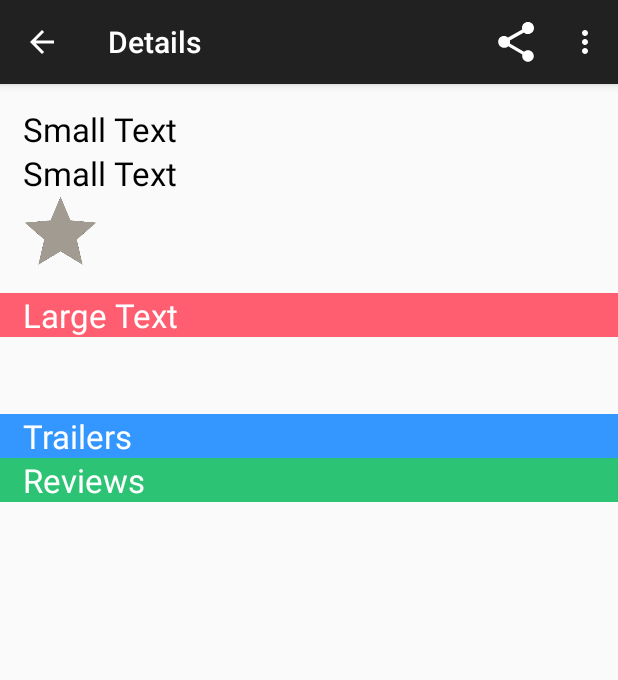
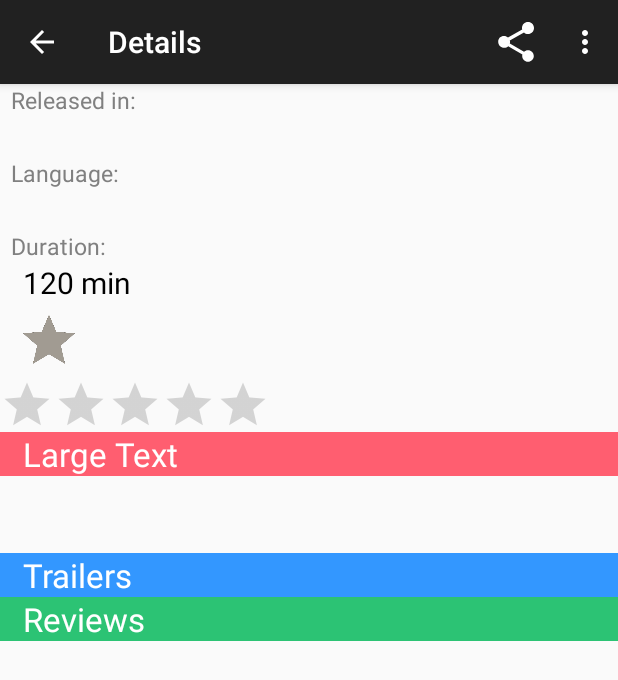
Before and after one commit to 7asna2/Movie_App, an Android app: the DetailFragment screen opened directly, with no data from a screen before it, on a phone screen of 412 x 824 dp. Shown: the top 680 px of the screen. Run offline under Robolectric (Android 15) with nearby library versions, the phone set to English and light mode, and no system bars; our stand-ins replace Picasso; pictures from the network do not load; 10 statements that could not run were skipped.

Commit message:
UI enhancements

```diff
--- a/app/src/main/res/layout/fragment_detail.xml
+++ b/app/src/main/res/layout/fragment_detail.xml
@@ -19,15 +19,24 @@
             android:orientation="vertical"
             android:layout_width="match_parent"
             android:layout_height="wrap_content"
-            android:padding="15dp"
             android:layout_weight="1"
             >
             <TextView
                 android:layout_width="match_parent"
                 android:layout_height="wrap_content"
-                android:textAppearance="?android:attr/textAppearanceLarge"
-                android:text="Small Text"
+                android:textSize="15dp"
                 android:layout_weight="1"
+                android:paddingLeft="7dp"
+                android:text="Released in:"
+                android:layout_gravity="center_vertical"
+                android:textAlignment="center"
+                android:textColor="@color/gray" />
+            <TextView
+                android:layout_width="match_parent"
+                android:layout_height="wrap_content"
+                android:textSize="20dp"
+                android:layout_weight="1"
+                android:paddingLeft="15dp"
                 android:id="@+id/date"
                 android:layout_gravity="center_vertical"
                 android:textAlignment="center"
@@ -35,20 +44,60 @@
             <TextView
                 android:layout_width="match_parent"
                 android:layout_height="wrap_content"
-                android:textAppearance="?android:attr/textAppearanceLarge"
-                android:text="Small Text"
+                android:textSize="15dp"
                 android:layout_weight="1"
+                android:paddingLeft="7dp"
+                android:text="Language:"
+                android:layout_gravity="center_vertical"
+                android:textAlignment="center"
+                android:textColor="@color/gray" />
+            <TextView
+                android:layout_width="match_parent"
+                android:layout_height="wrap_content"
+                android:layout_weight="1"
+                android:paddingLeft="15dp"
                 android:id="@+id/language"
+                android:textSize="20dp"
+                android:layout_gravity="center_vertical"
+                android:textAlignment="center"
+                android:textColor="@color/black" />
+            <TextView
+                android:layout_width="match_parent"
+                android:layout_height="wrap_content"
+                android:textSize="15dp"
+                android:layout_weight="1"
+                android:paddingLeft="7dp"
+                android:text="Duration:"
+                android:layout_gravity="center_vertical"
+                android:textAlignment="center"
+                android:textColor="@color/gray" />
+            <TextView
+                android:layout_width="match_parent"
+                android:layout_height="wrap_content"
+                android:paddingLeft="15dp"
+                android:textSize="20dp"
+                android:layout_weight="1"
+                android:text="120 min"
                 android:layout_gravity="center_vertical"
                 android:textAlignment="center"
                 android:textColor="@color/black" />
             <ImageButton
                 android:layout_width="50dp"
                 android:layout_height="50dp"
+                android:paddingLeft="15dp"
                 android:scaleType="fitCenter"
                 android:adjustViewBounds="true"
                 android:id="@+id/favorite"
                 android:background="@android:color/transparent" />
+            <RatingBar
+                android:id="@+id/rating"
+                android:layout_width="wrap_content"
+                android:layout_height="wrap_content"
+                android:numStars="5"
+                android:stepSize="0.1"
+                style="?android:attr/ratingBarStyleIndicator"
+                android:isIndicator="true"
+                 />
         </LinearLayout>
         <ImageView
             android:layout_width="match_parent"
```
Also changed, not shown: app/src/main/java/com/example/hasna2/movieapp/Data/Database.java (+8 -4 lines), app/src/main/java/com/example/hasna2/movieapp/DetailFragment.java (+4 -4 lines), app/src/main/java/com/example/hasna2/movieapp/JSONParser.java (+17 -2 lines).
